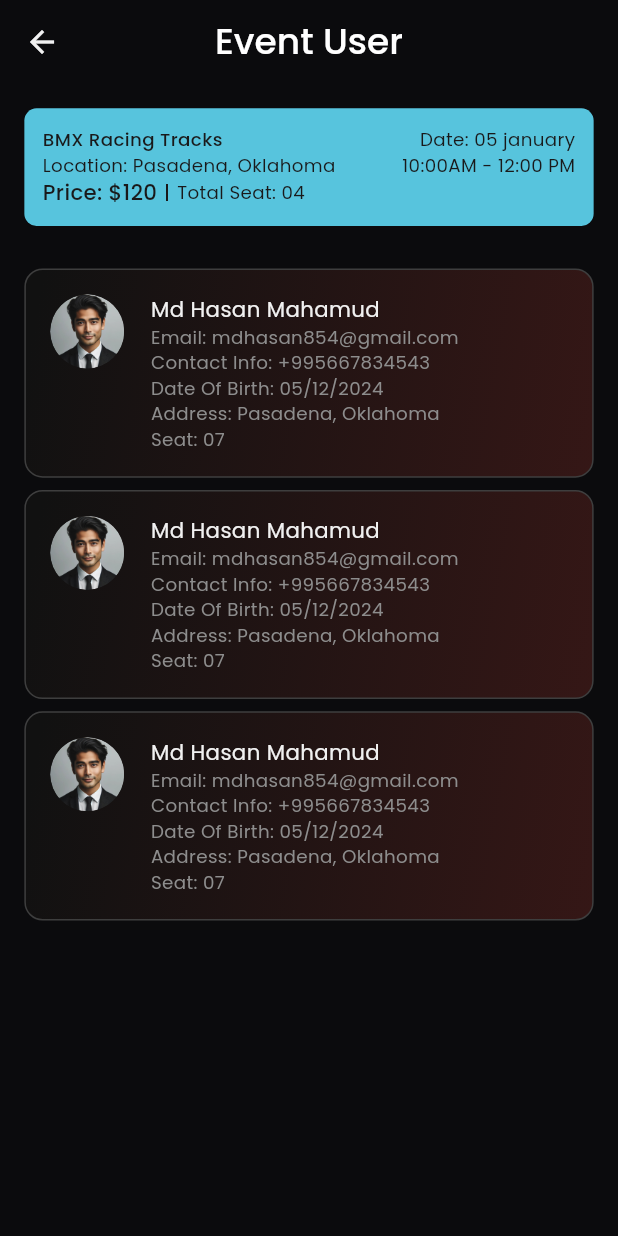
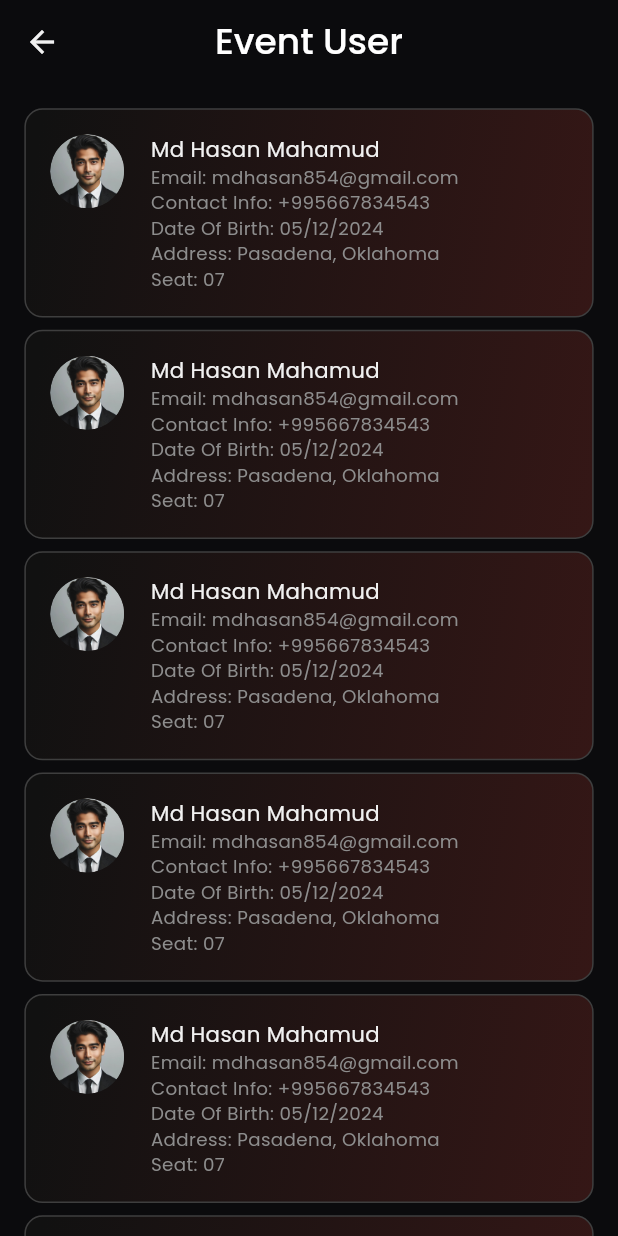
Before and after one commit to moury12/My-Tracks, a Flutter app: the EventUserScreen screen opened by its route, on a phone screen of 412 x 824 dp. Run offline on Flutter 3.47's test engine with Material 3 defaults, Android fonts, the phone set to English and light mode, and no system bars; our stand-ins replace device_preview, flutter_rating_bar, flutter_screenutil, get, google_fonts, google_maps_flutter and 5 more.

Commit message:
all done

```diff
--- a/lib/core/components/custom_drop_down_button.dart
+++ b/lib/core/components/custom_drop_down_button.dart
@@ -72,7 +72,7 @@ class _CustomDropdownState<T> extends State<CustomDropdown<T>> {
             borderRadius: BorderRadius.circular(widget.radius ?? 4.r),
           ),
           child: DropdownButton<T>(
-            padding: padding8,
+            padding: padding8.copyWith(top: 0,bottom: 0),
             value: selectedValue, // Use local state here
             isExpanded: true,
             underline: const SizedBox(), // Removes the default underline
--- a/lib/core/constant/app_strings.dart
+++ b/lib/core/constant/app_strings.dart
@@ -4,6 +4,7 @@ class AppStaticString {
   static const String signUp = "Sign Up";
   static const String login = "Login";
   static const String create = "Create";
+  static const String eventSlot = "Event Slot";
   static const String trakManage = "Track Management";
   static const String notification = "Notification";
   static const String manage = "Manage";
--- a/lib/core/route/app_routes.dart
+++ b/lib/core/route/app_routes.dart
@@ -14,6 +14,8 @@ import 'package:track_trek/view/book-track-join-event/book_track_join_event_page
 import 'package:track_trek/view/book-track-join-event/book_track_join_event_payment_page.dart';
 import 'package:track_trek/view/feedback/feedback_page.dart';
 import 'package:track_trek/view/history/history_page.dart';
+import 'package:track_trek/view/home/host/event_slot_page.dart';
+import 'package:track_trek/view/home/host/event_slot_page.dart';
 import 'package:track_trek/view/home/host/home_screen.dart';
 import 'package:track_trek/view/home/host/user_details_page.dart';
 import 'package:track_trek/view/promote/promote_track.dart';
@@ -52,6 +54,10 @@ class AppRoutes {
             name: ForgetPasswordScreen.routeName,
             page: () => const ForgetPasswordScreen(),
             binding: AuthBinding()),
+        GetPage(
+            name: EventSlotScreen.routeName,
+            page: () => const EventSlotScreen(),
+            binding: HomeBinding()),
         GetPage(
             name: HomeScreen.routeName,
             page: () => const HomeScreen(),
--- a/lib/view/home/widgets/event_card_widget.dart
+++ b/lib/view/home/widgets/event_card_widget.dart
@@ -12,6 +12,7 @@ import 'package:track_trek/core/constant/image_constants.dart';
 import 'package:track_trek/core/constant/padding_constant.dart';
 import 'package:track_trek/core/utils/app_color.dart';
 import 'package:track_trek/core/utils/text_style.dart';
+import 'package:track_trek/view/home/host/event_slot_page.dart';
 import 'package:track_trek/view/home/widgets/gradient_container_widget.dart';
 import 'package:track_trek/view/home/widgets/track_card_widget.dart';
 import 'package:track_trek/view/manage/event_user_page.dart';
@@ -166,7 +167,7 @@ class EventCardWidget extends StatelessWidget {
                 ? CustomButton(
                     onTap: onTap ??
                         () {
-                          Get.toNamed(EventUserScreen.routeName);
+                          Get.toNamed(EventSlotScreen.routeName);
                         },
                     title: buttonText ?? AppStaticString.viewAllParticipent,
                     img: buttonImg ?? arrowTopImgUrl,
--- a/lib/view/manage/event_user_page.dart
+++ b/lib/view/manage/event_user_page.dart
@@ -18,17 +18,17 @@ class EventUserScreen extends StatelessWidget {
       appBar: const CustomAppbar(
         tile: AppStaticString.eventUser,
       ),
-      body: Padding(
-        padding: padding16,
-        child: SingleChildScrollView(
+      body: SingleChildScrollView(
+        child: Padding(
+          padding: padding16,
           child: Column(
             spacing:8.h,
             children: [
-              const BlueContainerWidget(
-                child: EventDetailsInfoWidget(),
-              ),
-              space12H,
-              ...List.generate(3, (index) => const MarronGradientContainerWidget(child: UserInfoContentWidget(seatNo: '04',)),)
+              // const BlueContainerWidget(
+              //   child: EventDetailsInfoWidget(),
+              // ),
+              // space12H,
+              ...List.generate(10, (index) => const MarronGradientContainerWidget(child: UserInfoContentWidget(seatNo: '04',)),)
             ],
           ),
         ),
```
Also changed, not shown: lib/view/home/host/event_slot_page.dart (added, +37 -0 lines), lib/view/promote/promote_track.dart (+7 -2 lines).
